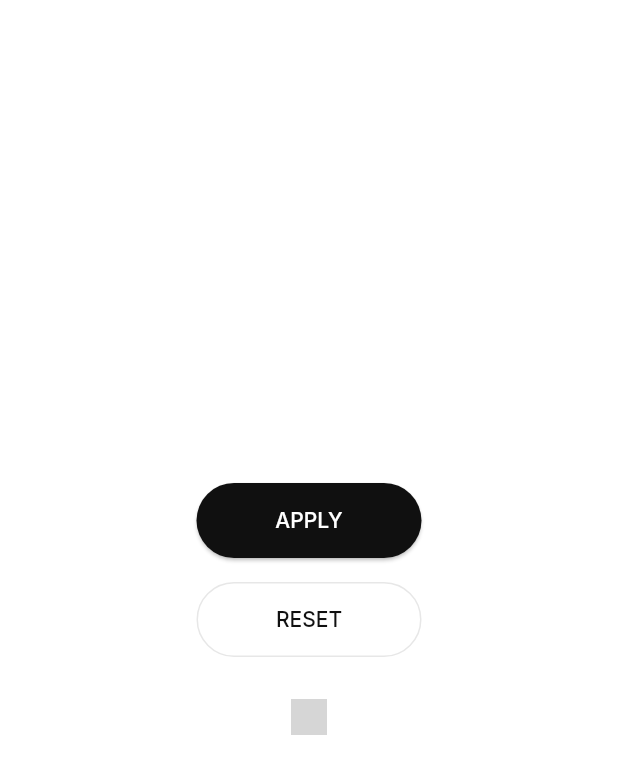
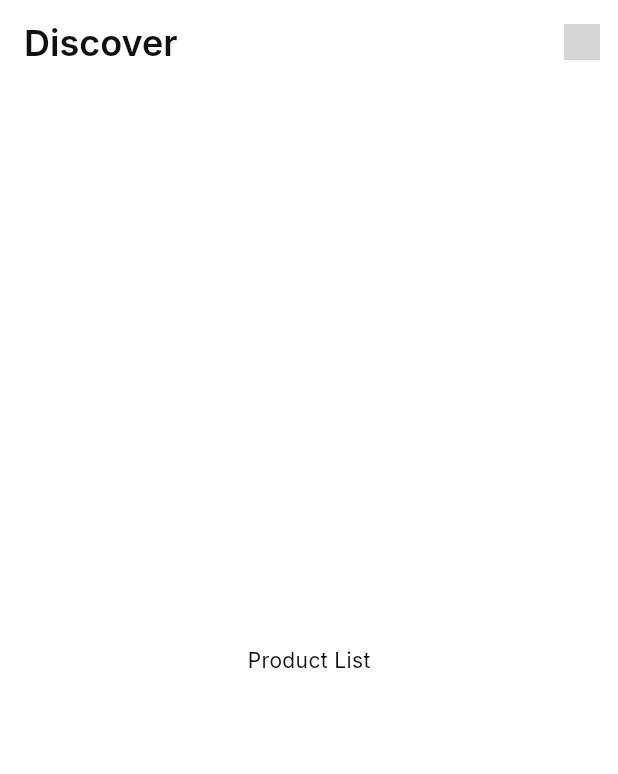
Before and after one commit to root137/shoesly, a Flutter app: the screen it shows after launch, on a phone screen of 412 x 824 dp. Shown: the top 774 px of the screen. Run offline on Flutter 3.47's test engine with Material 3 defaults, Android fonts, the phone set to English and light mode, and no system bars; our stand-ins replace firebase_core, flutter_riverpod, flutter_svg, freezed_annotation, go_router, google_fonts and 1 more; accounts and stored records are empty; grey boxes are pictures that could not be loaded.

Commit message:
appbar theme and component

```diff
--- a/lib/core/router/shoesly_router.dart
+++ b/lib/core/router/shoesly_router.dart
@@ -1,8 +1,22 @@
+import 'package:flutter/material.dart';
 import 'package:flutter_riverpod/flutter_riverpod.dart';
 import 'package:go_router/go_router.dart';
+import 'package:shoesly/core/router/routes.dart';
+import 'package:shoesly/features/product/product_list/product_list_page.dart';
+
+final rootNavigatorKey = GlobalKey<NavigatorState>();
 
 final goRouterProvider = Provider<GoRouter>((ref) {
   return GoRouter(
-    routes: [],
+    navigatorKey: rootNavigatorKey,
+    initialLocation: Routes.productList.path,
+    debugLogDiagnostics: true,
+    routes: [
+      GoRoute(
+        path: Routes.productList.path,
+        name: Routes.productList.name,
+        builder: (context, state) => const ProductListPage(),
+      ),
+    ],
   );
 });
--- /dev/null
+++ b/lib/core/widgets/shoesly_appbar.dart
@@ -0,0 +1,52 @@
+import 'package:flutter/material.dart';
+import 'package:go_router/go_router.dart';
+import 'package:shoesly/core/resources/assets.dart';
+import 'package:shoesly/core/widgets/shoesly_icon_button.dart';
+
+class ShoeslyAppbar extends StatelessWidget implements PreferredSizeWidget {
+  const ShoeslyAppbar({
+    super.key,
+    this.leadingIcon = true,
+    this.title,
+    this.actions,
+    this.titleTextStyle,
+    this.centreTitle = false,
+  });
+
+  final bool? leadingIcon;
+  final String? title;
+  final Widget? actions;
+  final TextStyle? titleTextStyle;
+  final bool centreTitle;
+
+  @override
+  Widget build(BuildContext context) {
+    return AppBar(
+      elevation: 0,
+      leading: leadingIcon!
+          ? ShoeslyIconButton(
+              assetImagePath: a_back_button,
+              onPressed: () {
+                context.canPop()
+                    ? context.pop()
+                    : context.go(
+                        '/product-list',
+                      );
+              },
+            )
+          : null,
+      centerTitle: centreTitle,
+      title: title != null
+          ? Text(
+              title!,
+              style:
+                  titleTextStyle ?? Theme.of(context).textTheme.headlineMedium,
+            )
+          : null,
+      actions: actions != null ? [actions!] : null,
+    );
+  }
+
+  @override
+  Size get preferredSize => const Size.fromHeight(kToolbarHeight);
+}
--- /dev/null
+++ b/lib/features/product/model/product.dart
@@ -0,0 +1,23 @@
+import 'package:freezed_annotation/freezed_annotation.dart';
+
+part 'product.freezed.dart';
+part 'product.g.dart';
+
+@freezed
+class Product with _$Product {
+  const factory Product({
+    required String id,
+    required String name,
+    required double price,
+    required List<String> imageUrls,
+    required List<double> sizes,
+    required String description,
+    required List<String> colors,
+    required String gender,
+    required double averageRating,
+    required int reviewCount,
+  }) = _Product;
+
+  factory Product.fromJson(Map<String, dynamic> json) =>
+      _$ProductFromJson(json);
+}
--- /dev/null
+++ b/lib/features/product/product_detail/product_detail_page.dart
@@ -0,0 +1,13 @@
+import 'package:flutter/material.dart';
+import 'package:flutter_riverpod/flutter_riverpod.dart';
+
+class ProductListPage extends ConsumerWidget {
+  const ProductListPage({super.key});
+
+  @override
+  Widget build(BuildContext context, WidgetRef ref) {
+    return const Center(
+      child: Text('Product details'),
+    );
+  }
+}
--- /dev/null
+++ b/lib/features/product/product_list/product_list_page.dart
@@ -0,0 +1,32 @@
+import 'package:flutter/material.dart';
+import 'package:flutter_riverpod/flutter_riverpod.dart';
+import 'package:shoesly/core/resources/assets.dart';
+import 'package:shoesly/core/resources/strings.dart';
+import 'package:shoesly/core/widgets/shoesly_appbar.dart';
+import 'package:shoesly/core/widgets/shoesly_icon_button.dart';
+
+class ProductListPage extends ConsumerWidget {
+  const ProductListPage({super.key});
+
+  @override
+  Widget build(BuildContext context, WidgetRef ref) {
+    final titleTextStyle = Theme.of(context).textTheme.displayMedium;
+    return Scaffold(
+      appBar: ShoeslyAppbar(
+        title: s_discover,
+        titleTextStyle: titleTextStyle,
+        leadingIcon: false,
+        centreTitle: false,
+        actions: ShoeslyIconButton(
+          assetImagePath: a_cart,
+          onPressed: () {},
+        ),
+      ),
+      body: const Center(
+        child: Text(
+          'Product List',
+        ),
+      ),
+    );
+  }
+}
--- a/lib/main.dart
+++ b/lib/main.dart
@@ -1,5 +1,6 @@
 import 'package:firebase_core/firebase_core.dart';
 import 'package:flutter/material.dart';
+import 'package:flutter_riverpod/flutter_riverpod.dart';
 import 'package:shoesly/firebase_options.dart';
 import 'package:shoesly/shoesly_app.dart';
 
@@ -9,6 +10,8 @@ void main() async {
     options: DefaultFirebaseOptions.currentPlatform,
   );
   runApp(
-    const ShoeslyApp(),
+    const ProviderScope(
+      child: ShoeslyApp(),
+    ),
   );
 }
--- a/lib/shoesly_app.dart
+++ b/lib/shoesly_app.dart
@@ -1,43 +1,18 @@
 import 'package:flutter/material.dart';
-import 'package:shoesly/core/resources/assets.dart';
-import 'package:shoesly/core/resources/strings.dart';
+import 'package:flutter_riverpod/flutter_riverpod.dart';
+import 'package:shoesly/core/router/shoesly_router.dart';
 import 'package:shoesly/core/themes/shoesly_theme.dart';
-import 'package:shoesly/core/widgets/shoesly_icon_button.dart';
-import 'package:shoesly/core/widgets/shoesly_elevated_button.dart';
-import 'package:shoesly/core/widgets/shoesly_outlined_button.dart';
 
-class ShoeslyApp extends StatelessWidget {
+class ShoeslyApp extends ConsumerWidget {
   const ShoeslyApp({super.key});
 
   @override
-  Widget build(BuildContext context) {
-    return MaterialApp(
+  Widget build(BuildContext context, WidgetRef ref) {
+    final routeConfig = ref.read(goRouterProvider);
+    return MaterialApp.router(
       debugShowCheckedModeBanner: false,
       theme: ShoeslyTheme.lightThemeData,
-      home: Scaffold(
-        body: Center(
-          child: Column(
-            mainAxisAlignment: MainAxisAlignment.center,
-            children: [
-              ShoeslyElevatedButton(
-                text: s_apply,
-                width: 150,
-                onPressed: () {},
-              ),
-              const SizedBox(height: 16),
-              ShoeslyOutlinedButton(
-                text: s_reset,
-                width: 150,
-                onPressed: () {},
-              ),
-              const SizedBox(height: 16),
-              const ShoeslyIconButton(
-                assetImagePath: a_arrow_right,
-              )
-            ],
-          ),
-        ),
-      ),
+      routerConfig: routeConfig,
     );
   }
 }
--- a/pubspec.yaml
+++ b/pubspec.yaml
@@ -14,14 +14,19 @@ dependencies:
     sdk: flutter
   flutter_riverpod: ^2.5.1
   flutter_svg: ^2.0.10+1
+  freezed_annotation: ^2.4.1
   go_router: ^14.1.4
   google_fonts: ^6.2.1
+  json_annotation: ^4.9.0
   vector_graphics: ^1.1.11+1
 
 dev_dependencies:
   flutter_test:
     sdk: flutter
   flutter_lints: ^3.0.0
+  build_runner: ^2.4.9
+  freezed: ^2.5.2
+  json_serializable: ^6.8.0
 
 flutter:
   uses-material-design: true
```
Also changed, not shown: lib/core/router/routes.dart (added, +11 -0 lines), lib/features/product/model/brand.dart (added, +15 -0 lines), lib/features/product/model/review.dart (added, +16 -0 lines), lib/features/product/model/user.dart (added, +16 -0 lines), lib/features/product/model/brand.freezed.dart (added), lib/features/product/model/brand.g.dart (added), lib/features/product/model/product.freezed.dart (added), lib/features/product/model/product.g.dart (added), lib/features/product/model/review.freezed.dart (added), lib/features/product/model/review.g.dart (added), lib/features/product/model/user.freezed.dart (added), lib/features/product/model/user.g.dart (added), pubspec.lock.
